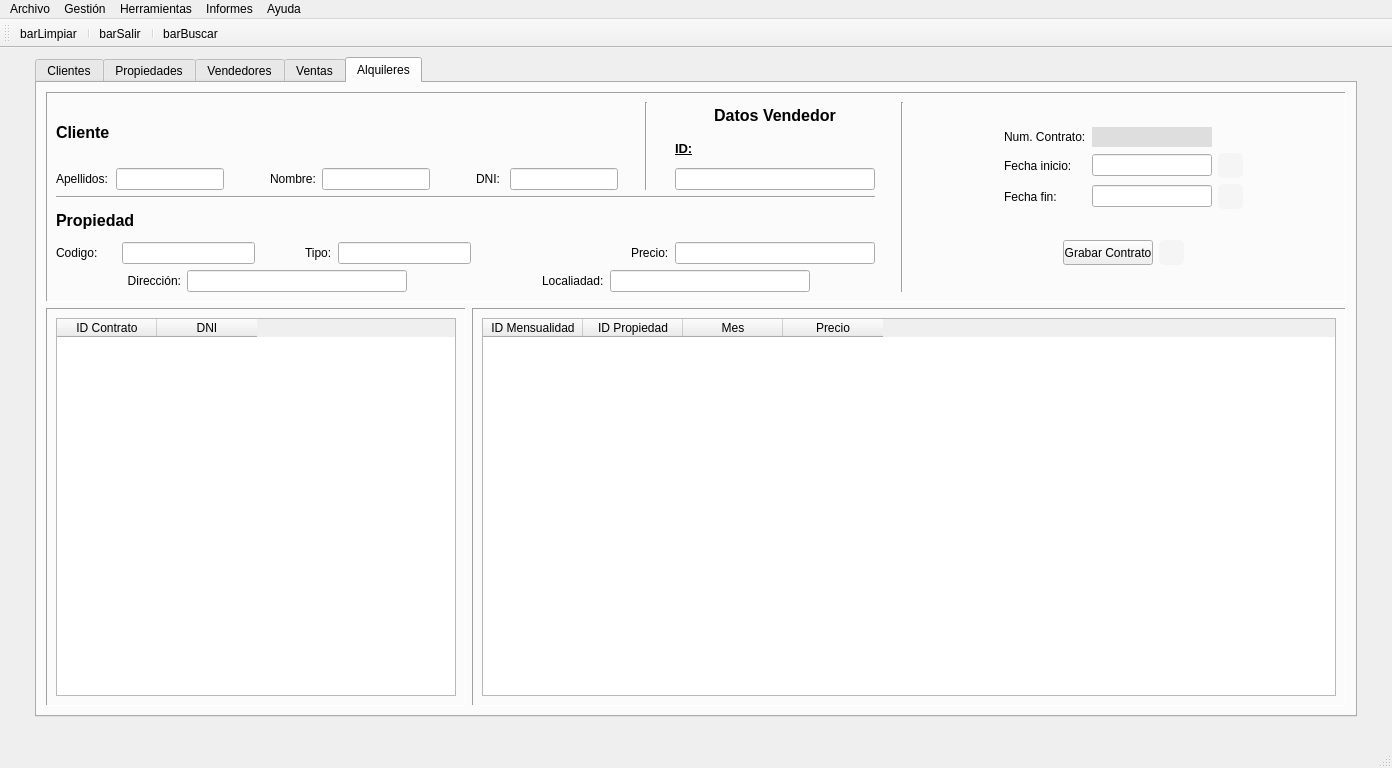
Above: templates/venPrincipal.ui from Semperz/ProyectoDI before the change. Below: the same form after it.
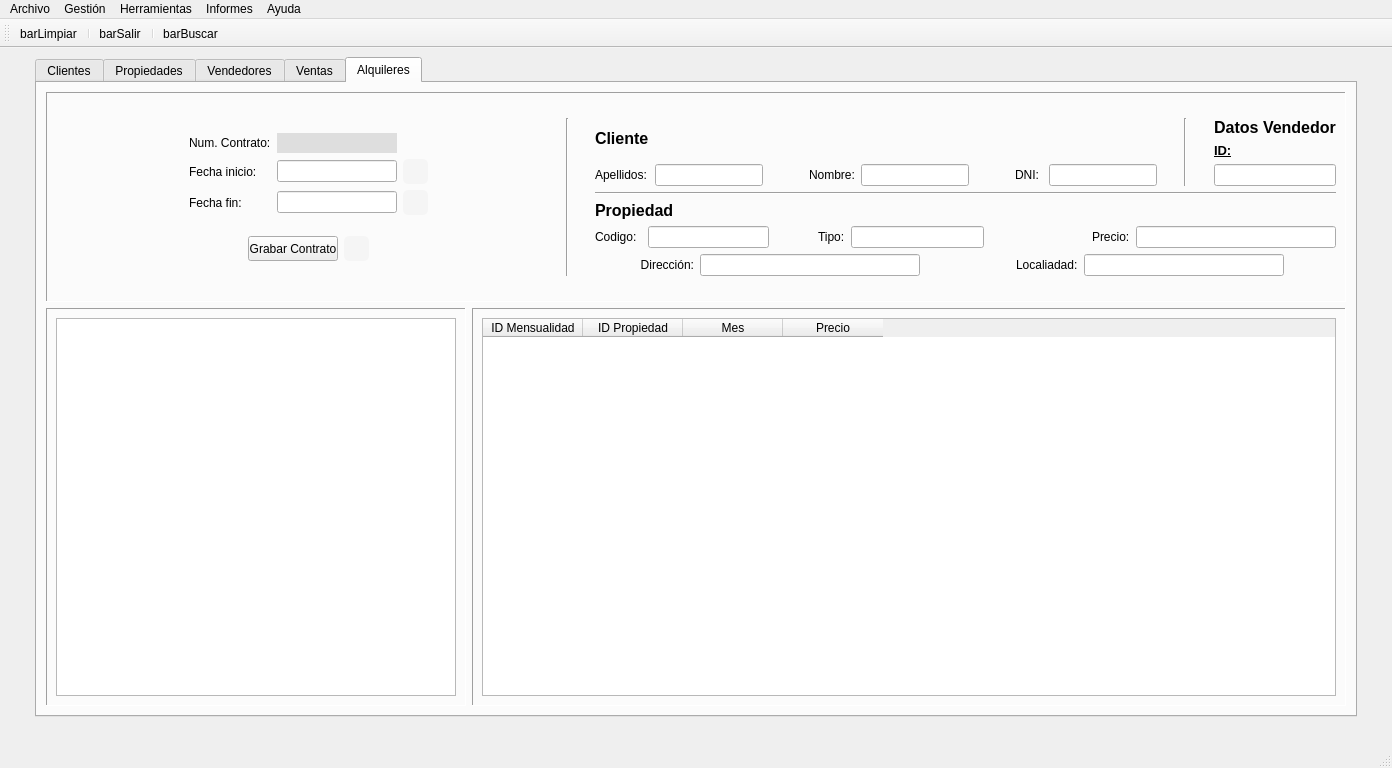
That is the form after the change. Icons and pictures are not drawn.

What changed in the file:
```diff
--- a/templates/venPrincipal.ui
+++ b/templates/venPrincipal.ui
@@ -3682,307 +3682,8 @@
              <enum>QFrame::Sunken</enum>
             </property>
             <layout class="QGridLayout" name="gridLayout_22">
-             <item row="0" column="0">
+             <item row="0" column="3">
               <layout class="QGridLayout" name="gridLayout_21">
-               <item row="0" column="7" rowspan="3">
-                <layout class="QVBoxLayout" name="verticalLayout_10">
-                 <item>
-                  <layout class="QGridLayout" name="gridLayout_20">
-                   <item row="0" column="0" rowspan="3">
-                    <spacer name="horizontalSpacer_48">
-                     <property name="orientation">
-                      <enum>Qt::Horizontal</enum>
-                     </property>
-                     <property name="sizeHint" stdset="0">
-                      <size>
-                       <width>40</width>
-                       <height>20</height>
-                      </size>
-                     </property>
-                    </spacer>
-                   </item>
-                   <item row="1" column="2">
-                    <widget class="QLineEdit" name="txtIniciocontrato">
-                     <property name="minimumSize">
-                      <size>
-                       <width>120</width>
-                       <height>0</height>
-                      </size>
-                     </property>
-                     <property name="maximumSize">
-                      <size>
-                       <width>120</width>
-                       <height>16777215</height>
-                      </size>
-                     </property>
-                     <property name="alignment">
-                      <set>Qt::AlignCenter</set>
-                     </property>
-                     <property name="readOnly">
-                      <bool>true</bool>
-                     </property>
-                    </widget>
-                   </item>
-                   <item row="2" column="3">
-                    <widget class="QPushButton" name="btnFincontrato">
-                     <property name="minimumSize">
-                      <size>
-                       <width>25</width>
-                       <height>25</height>
-                      </size>
-                     </property>
-                     <property name="maximumSize">
-                      <size>
-                       <width>25</width>
-                       <height>25</height>
-                      </size>
-                     </property>
-                     <property name="styleSheet">
-                      <string notr="true">QPushButton {
-    background-color: whitesmoke;
-    color: white;
-    border-radius: 5px;
-}
-
-QPushButton:pressed {
-    background-color:#0ea2ae;
-    transform: scale(0.95);
-}
-</string>
-                     </property>
-                     <property name="text">
-                      <string/>
-                     </property>
-                     <property name="icon">
-                      <iconset>
-                       <normaloff>../img/calendario.ico</normaloff>../img/calendario.ico</iconset>
-                     </property>
-                     <property name="iconSize">
-                      <size>
-                       <width>25</width>
-                       <height>25</height>
-                      </size>
-                     </property>
-                    </widget>
-                   </item>
-                   <item row="0" column="2">
-                    <widget class="QLabel" name="lblNumcontrato">
-                     <property name="minimumSize">
-                      <size>
-                       <width>120</width>
-                       <height>20</height>
-                      </size>
-                     </property>
-                     <property name="maximumSize">
-                      <size>
-                       <width>120</width>
-                       <height>20</height>
-                      </size>
-                     </property>
-                     <property name="styleSheet">
-                      <string notr="true">background-color:rgb(222,222,222)</string>
-                     </property>
-                     <property name="text">
-                      <string/>
-                     </property>
-                     <property name="alignment">
-                      <set>Qt::AlignCenter</set>
-                     </property>
-                    </widget>
-                   </item>
-                   <item row="1" column="1">
-                    <widget class="QLabel" name="label_34">
-                     <property name="text">
-                      <string>Fecha inicio:</string>
-                     </property>
-                    </widget>
-                   </item>
-                   <item row="0" column="1">
-                    <widget class="QLabel" name="label_33">
-                     <property name="text">
-                      <string>Num. Contrato:</string>
-                     </property>
-                    </widget>
-                   </item>
-                   <item row="2" column="1">
-                    <widget class="QLabel" name="label_45">
-                     <property name="text">
-                      <string>Fecha fin:</string>
-                     </property>
-                    </widget>
-                   </item>
-                   <item row="1" column="3">
-                    <widget class="QPushButton" name="btnIniciocontrato">
-                     <property name="minimumSize">
-                      <size>
-                       <width>25</width>
-                       <height>25</height>
-                      </size>
-                     </property>
-                     <property name="maximumSize">
-                      <size>
-                       <width>25</width>
-                       <height>25</height>
-                      </size>
-                     </property>
-                     <property name="styleSheet">
-                      <string notr="true">QPushButton {
-    background-color: whitesmoke;
-    color: white;
-    border-radius: 5px;
-}
-
-QPushButton:pressed {
-    background-color:#0ea2ae;
-    transform: scale(0.95);
-}
-</string>
-                     </property>
-                     <property name="text">
-                      <string/>
-                     </property>
-                     <property name="icon">
-                      <iconset>
-                       <normaloff>../img/calendario.ico</normaloff>../img/calendario.ico</iconset>
-                     </property>
-                     <property name="iconSize">
-                      <size>
-                       <width>25</width>
-                       <height>25</height>
-                      </size>
-                     </property>
-                    </widget>
-                   </item>
-                   <item row="2" column="2">
-                    <widget class="QLineEdit" name="txtFincontrato">
-                     <property name="minimumSize">
-                      <size>
-                       <width>120</width>
-                       <height>0</height>
-                      </size>
-                     </property>
-                     <property name="maximumSize">
-                      <size>
-                       <width>120</width>
-                       <height>16777215</height>
-                      </size>
-                     </property>
-                     <property name="alignment">
-                      <set>Qt::AlignCenter</set>
-                     </property>
-                     <property name="readOnly">
-                      <bool>true</bool>
-                     </property>
-                    </widget>
-                   </item>
-                   <item row="0" column="4" rowspan="3">
-                    <spacer name="horizontalSpacer_49">
-                     <property name="orientation">
-                      <enum>Qt::Horizontal</enum>
-                     </property>
-                     <property name="sizeHint" stdset="0">
-                      <size>
-                       <width>40</width>
-                       <height>20</height>
-                      </size>
-                     </property>
-                    </spacer>
-                   </item>
-                  </layout>
-                 </item>
-                 <item>
-                  <layout class="QHBoxLayout" name="horizontalLayout_13">
-                   <item>
-                    <spacer name="horizontalSpacer_41">
-                     <property name="orientation">
-                      <enum>Qt::Horizontal</enum>
-                     </property>
-                     <property name="sizeHint" stdset="0">
-                      <size>
-                       <width>40</width>
-                       <height>20</height>
-                      </size>
-                     </property>
-                    </spacer>
-                   </item>
-                   <item>
-                    <widget class="QPushButton" name="btnGrabContrato">
-                     <property name="minimumSize">
-                      <size>
-                       <width>90</width>
-                       <height>25</height>
-                      </size>
-                     </property>
-                     <property name="maximumSize">
-                      <size>
-                       <width>90</width>
-                       <height>25</height>
-                      </size>
-                     </property>
-                     <property name="text">
-                      <string>Grabar Contrato</string>
-                     </property>
-                    </widget>
-                   </item>
-                   <item>
-                    <widget class="QPushButton" name="btnGenerarfacalqui">
-                     <property name="minimumSize">
-                      <size>
-                       <width>25</width>
-                       <height>25</height>
-                      </size>
-                     </property>
-                     <property name="maximumSize">
-                      <size>
-                       <width>25</width>
-                       <height>25</height>
-                      </size>
-                     </property>
-                     <property name="styleSheet">
-                      <string notr="true">QPushButton {
-    background-color: whitesmoke;
-    color: white;
-    border-radius: 5px;
-}
-
-
-QPushButton:pressed {
-    background-color:#0ea2ae;
-    transform: scale(0.95);
-}</string>
-                     </property>
-                     <property name="text">
-                      <string/>
-                     </property>
-                     <property name="icon">
-                      <iconset>
-                       <normaloff>../img/icoFactura.png</normaloff>../img/icoFactura.png</iconset>
-                     </property>
-                     <property name="iconSize">
-                      <size>
-                       <width>25</width>
-                       <height>25</height>
-                      </size>
-                     </property>
-                    </widget>
-                   </item>
-                   <item>
-                    <spacer name="horizontalSpacer_42">
-                     <property name="orientation">
-                      <enum>Qt::Horizontal</enum>
-                     </property>
-                     <property name="sizeHint" stdset="0">
-                      <size>
-                       <width>40</width>
-                       <height>20</height>
-                      </size>
-                     </property>
-                    </spacer>
-                   </item>
-                  </layout>
-                 </item>
-                </layout>
-               </item>
                <item row="0" column="3">
                 <spacer name="horizontalSpacer_45">
                  <property name="orientation">
@@ -3999,22 +3700,6 @@
                  </property>
                 </spacer>
                </item>
-               <item row="0" column="5" rowspan="3">
-                <spacer name="horizontalSpacer_46">
-                 <property name="orientation">
-                  <enum>Qt::Horizontal</enum>
-                 </property>
-                 <property name="sizeType">
-                  <enum>QSizePolicy::Fixed</enum>
-                 </property>
-                 <property name="sizeHint" stdset="0">
-                  <size>
-                   <width>20</width>
-                   <height>20</height>
-                  </size>
-                 </property>
-                </spacer>
-               </item>
                <item row="0" column="0">
                 <layout class="QGridLayout" name="gridLayout_25">
                  <item row="1" column="1">
@@ -4116,13 +3801,6 @@
                  </property>
                 </widget>
                </item>
-               <item row="0" column="6" rowspan="3">
-                <widget class="Line" name="line_5">
-                 <property name="orientation">
-                  <enum>Qt::Vertical</enum>
-                 </property>
-                </widget>
-               </item>
                <item row="1" column="0" colspan="5">
                 <widget class="Line" name="line_4">
                  <property name="orientation">
@@ -4372,6 +4050,328 @@
                </item>
               </layout>
              </item>
+             <item row="0" column="0">
+              <layout class="QVBoxLayout" name="verticalLayout_10">
+               <item>
+                <layout class="QGridLayout" name="gridLayout_20">
+                 <item row="0" column="0" rowspan="3">
+                  <spacer name="horizontalSpacer_48">
+                   <property name="orientation">
+                    <enum>Qt::Horizontal</enum>
+                   </property>
+                   <property name="sizeHint" stdset="0">
+                    <size>
+                     <width>40</width>
+                     <height>20</height>
+                    </size>
+                   </property>
+                  </spacer>
+                 </item>
+                 <item row="1" column="2">
+                  <widget class="QLineEdit" name="txtIniciocontrato">
+                   <property name="minimumSize">
+                    <size>
+                     <width>120</width>
+                     <height>0</height>
+                    </size>
+                   </property>
+                   <property name="maximumSize">
+                    <size>
+                     <width>120</width>
+                     <height>16777215</height>
+                    </size>
+                   </property>
+                   <property name="alignment">
+                    <set>Qt::AlignCenter</set>
+                   </property>
+                   <property name="readOnly">
+                    <bool>true</bool>
+                   </property>
+                  </widget>
+                 </item>
+                 <item row="2" column="3">
+                  <widget class="QPushButton" name="btnFincontrato">
+                   <property name="minimumSize">
+                    <size>
+                     <width>25</width>
+                     <height>25</height>
+                    </size>
+                   </property>
+                   <property name="maximumSize">
+                    <size>
+                     <width>25</width>
+                     <height>25</height>
+                    </size>
+                   </property>
+                   <property name="styleSheet">
+                    <string notr="true">QPushButton {
+    background-color: whitesmoke;
+    color: white;
+    border-radius: 5px;
+}
+
+QPushButton:pressed {
+    background-color:#0ea2ae;
+    transform: scale(0.95);
+}
+</string>
+                   </property>
+                   <property name="text">
+                    <string/>
+                   </property>
+                   <property name="icon">
+                    <iconset>
+                     <normaloff>../img/calendario.ico</normaloff>../img/calendario.ico</iconset>
+                   </property>
+                   <property name="iconSize">
+                    <size>
+                     <width>25</width>
+                     <height>25</height>
+                    </size>
+                   </property>
+                  </widget>
+                 </item>
+                 <item row="0" column="2">
+                  <widget class="QLabel" name="lblNumcontrato">
+                   <property name="minimumSize">
+                    <size>
+                     <width>120</width>
+                     <height>20</height>
+                    </size>
+                   </property>
+                   <property name="maximumSize">
+                    <size>
+                     <width>120</width>
+                     <height>20</height>
+                    </size>
+                   </property>
+                   <property name="styleSheet">
+                    <string notr="true">background-color:rgb(222,222,222)</string>
+                   </property>
+                   <property name="text">
+                    <string/>
+                   </property>
+                   <property name="alignment">
+                    <set>Qt::AlignCenter</set>
+                   </property>
+                  </widget>
+                 </item>
+                 <item row="1" column="1">
+                  <widget class="QLabel" name="label_34">
+                   <property name="text">
+                    <string>Fecha inicio:</string>
+                   </property>
+                  </widget>
+                 </item>
+                 <item row="0" column="1">
+                  <widget class="QLabel" name="label_33">
+                   <property name="text">
+                    <string>Num. Contrato:</string>
+                   </property>
+                  </widget>
+                 </item>
+                 <item row="2" column="1">
+                  <widget class="QLabel" name="label_45">
+                   <property name="text">
+                    <string>Fecha fin:</string>
+                   </property>
+                  </widget>
+                 </item>
+                 <item row="1" column="3">
+                  <widget class="QPushButton" name="btnIniciocontrato">
+                   <property name="minimumSize">
+                    <size>
+                     <width>25</width>
+                     <height>25</height>
+                    </size>
+                   </property>
+                   <property name="maximumSize">
+                    <size>
+                     <width>25</width>
+                     <height>25</height>
+                    </size>
+                   </property>
+                   <property name="styleSheet">
+                    <string notr="true">QPushButton {
+    background-color: whitesmoke;
+    color: white;
+    border-radius: 5px;
+}
+
+QPushButton:pressed {
+    background-color:#0ea2ae;
+    transform: scale(0.95);
+}
+</string>
+                   </property>
+                   <property name="text">
+                    <string/>
+                   </property>
+                   <property name="icon">
+                    <iconset>
+                     <normaloff>../img/calendario.ico</normaloff>../img/calendario.ico</iconset>
+                   </property>
+                   <property name="iconSize">
+                    <size>
+                     <width>25</width>
+                     <height>25</height>
+                    </size>
+                   </property>
+                  </widget>
+                 </item>
+                 <item row="2" column="2">
+                  <widget class="QLineEdit" name="txtFincontrato">
+                   <property name="minimumSize">
+                    <size>
+                     <width>120</width>
+                     <height>0</height>
+                    </size>
+                   </property>
+                   <property name="maximumSize">
+                    <size>
+                     <width>120</width>
+                     <height>16777215</height>
+                    </size>
+                   </property>
+                   <property name="alignment">
+                    <set>Qt::AlignCenter</set>
+                   </property>
+                   <property name="readOnly">
+                    <bool>true</bool>
+                   </property>
+                  </widget>
+                 </item>
+                 <item row="0" column="4" rowspan="3">
+                  <spacer name="horizontalSpacer_49">
+                   <property name="orientation">
+                    <enum>Qt::Horizontal</enum>
+                   </property>
+                   <property name="sizeHint" stdset="0">
+                    <size>
+                     <width>40</width>
+                     <height>20</height>
+                    </size>
+                   </property>
+                  </spacer>
+                 </item>
+                </layout>
+               </item>
+               <item>
+                <layout class="QHBoxLayout" name="horizontalLayout_13">
+                 <item>
+                  <spacer name="horizontalSpacer_41">
+                   <property name="orientation">
+                    <enum>Qt::Horizontal</enum>
+                   </property>
+                   <property name="sizeHint" stdset="0">
+                    <size>
+                     <width>40</width>
+                     <height>20</height>
+                    </size>
+                   </property>
+                  </spacer>
+                 </item>
+                 <item>
+                  <widget class="QPushButton" name="btnGrabContrato">
+                   <property name="minimumSize">
+                    <size>
+                     <width>90</width>
+                     <height>25</height>
+                    </size>
+                   </property>
+                   <property name="maximumSize">
+                    <size>
+                     <width>90</width>
+                     <height>25</height>
+                    </size>
+                   </property>
+                   <property name="text">
+                    <string>Grabar Contrato</string>
+                   </property>
+                  </widget>
+                 </item>
+                 <item>
+                  <widget class="QPushButton" name="btnGenerarfacalqui">
+                   <property name="minimumSize">
+                    <size>
+                     <width>25</width>
+                     <height>25</height>
+                    </size>
+                   </property>
+                   <property name="maximumSize">
+                    <size>
+                     <width>25</width>
+                     <height>25</height>
+                    </size>
+                   </property>
+                   <property name="styleSheet">
+                    <string notr="true">QPushButton {
+    background-color: whitesmoke;
+    color: white;
+    border-radius: 5px;
+}
+
+
+QPushButton:pressed {
+    background-color:#0ea2ae;
+    transform: scale(0.95);
+}</string>
+                   </property>
+                   <property name="text">
+                    <string/>
+                   </property>
+                   <property name="icon">
+                    <iconset>
+                     <normaloff>../img/icoFactura.png</normaloff>../img/icoFactura.png</iconset>
+                   </property>
+                   <property name="iconSize">
+                    <size>
+                     <width>25</width>
+                     <height>25</height>
+                    </size>
+                   </property>
+                  </widget>
+                 </item>
+                 <item>
+                  <spacer name="horizontalSpacer_42">
+                   <property name="orientation">
+                    <enum>Qt::Horizontal</enum>
+                   </property>
+                   <property name="sizeHint" stdset="0">
+                    <size>
+                     <width>40</width>
+                     <height>20</height>
+                    </size>
+                   </property>
+                  </spacer>
+                 </item>
+                </layout>
+               </item>
+              </layout>
+             </item>
+             <item row="0" column="2">
+              <spacer name="horizontalSpacer_46">
+               <property name="orientation">
+                <enum>Qt::Horizontal</enum>
+               </property>
+               <property name="sizeType">
+                <enum>QSizePolicy::Fixed</enum>
+               </property>
+               <property name="sizeHint" stdset="0">
+                <size>
+                 <width>20</width>
+                 <height>20</height>
+                </size>
+               </property>
+              </spacer>
+             </item>
+             <item row="0" column="1">
+              <widget class="Line" name="line_5">
+               <property name="orientation">
+                <enum>Qt::Vertical</enum>
+               </property>
+              </widget>
+             </item>
             </layout>
            </widget>
           </item>
@@ -4423,7 +4423,7 @@
                 <enum>QAbstractItemView::SelectRows</enum>
                </property>
                <attribute name="horizontalHeaderVisible">
-                <bool>true</bool>
+                <bool>false</bool>
                </attribute>
                <attribute name="verticalHeaderVisible">
                 <bool>false</bool>
```
Left out of the diff: 2 changed lines with no effect on the pictures.
